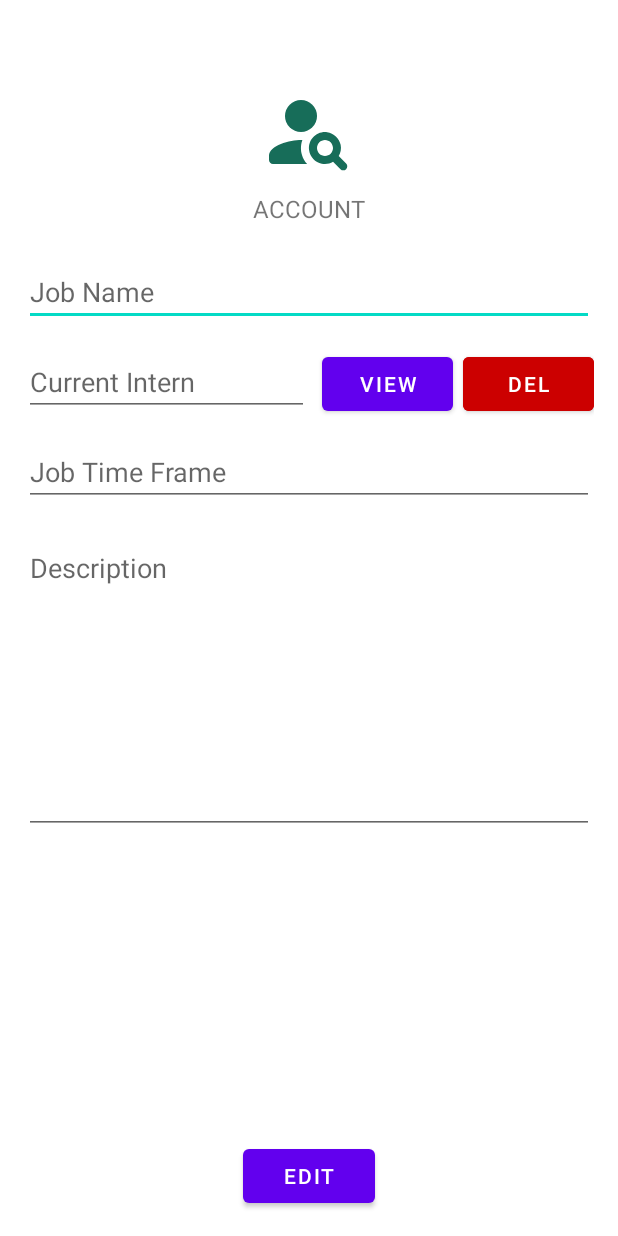
After one commit to MichaelG922/Smarternships, an Android app: the layout manage_job.xml on its own in the app's theme, with its tools: preview values and no code run, on a phone screen of 412 x 824 dp. The commit adds this screen. Run offline under Robolectric (Android 15) with nearby library versions, the phone set to English and light mode, and no system bars.

Commit message:
added manage job xml view
Need to complete the activity still

```diff
--- /dev/null
+++ b/app/src/main/res/layout/manage_job.xml
@@ -0,0 +1,142 @@
+<?xml version="1.0" encoding="utf-8"?>
+<androidx.constraintlayout.widget.ConstraintLayout xmlns:android="http://schemas.android.com/apk/res/android"
+    xmlns:app="http://schemas.android.com/apk/res-auto"
+    xmlns:tools="http://schemas.android.com/tools"
+    android:id="@+id/container"
+    android:layout_width="match_parent"
+    android:layout_height="match_parent"
+    android:paddingLeft="@dimen/activity_horizontal_margin"
+    android:paddingTop="@dimen/activity_vertical_margin"
+    android:paddingRight="@dimen/activity_horizontal_margin"
+    android:paddingBottom="@dimen/activity_vertical_margin"
+    tools:context=".ui.account.ManageJobActivity">
+
+    <EditText
+        android:id="@+id/jobName"
+        android:layout_width="0dp"
+        android:layout_height="wrap_content"
+        android:layout_marginTop="156dp"
+        android:autofillHints="@string/prompt_create_job_name"
+        android:hint="Job Name"
+        android:inputType="none"
+        android:selectAllOnFocus="true"
+        app:layout_constraintEnd_toEndOf="parent"
+        app:layout_constraintStart_toStartOf="parent"
+        app:layout_constraintTop_toTopOf="parent" />
+
+
+    <EditText
+        android:id="@+id/currentIntern"
+        android:layout_width="0dp"
+        android:layout_height="wrap_content"
+        android:layout_marginTop="216dp"
+        android:layout_marginEnd="190dp"
+        android:autofillHints="@string/prompt_manage_intern"
+        android:hint="Current Intern"
+        android:inputType="none"
+        android:selectAllOnFocus="true"
+        app:layout_constraintEnd_toEndOf="parent"
+        app:layout_constraintHorizontal_bias="0.121"
+        app:layout_constraintStart_toStartOf="parent"
+        app:layout_constraintTop_toTopOf="parent" />
+
+    <EditText
+        android:id="@+id/timeFrame"
+        android:layout_width="0dp"
+        android:layout_height="wrap_content"
+        android:layout_marginTop="276dp"
+        android:autofillHints="@string/prompt_manage_job_timeframe"
+        android:hint="Job Time Frame"
+        android:inputType="none"
+        android:selectAllOnFocus="true"
+        app:layout_constraintEnd_toEndOf="parent"
+        app:layout_constraintHorizontal_bias="0.121"
+        app:layout_constraintStart_toStartOf="parent"
+        app:layout_constraintTop_toTopOf="parent" />
+
+    <Button
+        android:id="@+id/viewCurrentJobs"
+        android:layout_width="87dp"
+        android:layout_height="wrap_content"
+        android:layout_marginTop="216dp"
+        android:text="View"
+        app:layout_constraintEnd_toEndOf="parent"
+        app:layout_constraintHorizontal_bias="0.679"
+        app:layout_constraintStart_toStartOf="parent"
+        app:layout_constraintTop_toTopOf="parent" />
+
+    <Button
+        android:id="@+id/viewCurrentJobs2"
+        android:layout_width="87dp"
+        android:layout_height="wrap_content"
+        android:layout_marginTop="216dp"
+        android:text="Del"
+        android:backgroundTint="@android:color/holo_red_dark"
+        app:layout_constraintEnd_toEndOf="parent"
+        app:layout_constraintHorizontal_bias="1.0"
+        app:layout_constraintStart_toStartOf="parent"
+        app:layout_constraintTop_toTopOf="parent" />
+
+    <EditText
+        android:id="@+id/jobDescription"
+        android:layout_width="0dp"
+        android:layout_height="200dp"
+        android:layout_marginTop="340dp"
+        android:gravity="top|start"
+        android:hint="Description"
+        android:inputType="none"
+        android:selectAllOnFocus="true"
+        app:layout_constraintEnd_toEndOf="parent"
+        app:layout_constraintStart_toStartOf="parent"
+        app:layout_constraintTop_toTopOf="parent" />
+
+    <ImageView
+        android:id="@+id/imageView2"
+        android:layout_width="64dp"
+        android:layout_height="64dp"
+        android:layout_marginTop="40dp"
+        android:contentDescription="@string/smarternship_logo_description"
+        app:layout_constraintEnd_toEndOf="parent"
+        app:layout_constraintStart_toStartOf="parent"
+        app:layout_constraintTop_toTopOf="parent"
+        app:srcCompat="@drawable/logo" />
+
+    <TextView
+        android:id="@+id/textView2"
+        android:layout_width="wrap_content"
+        android:layout_height="wrap_content"
+        android:layout_marginTop="112dp"
+        android:text="Account"
+        android:textAllCaps="true"
+        android:textSize="16dp"
+        app:layout_constraintEnd_toEndOf="parent"
+        app:layout_constraintHorizontal_bias="0.5"
+        app:layout_constraintStart_toStartOf="parent"
+        app:layout_constraintTop_toTopOf="parent" />
+
+    <ProgressBar
+        android:id="@+id/loading"
+        android:layout_width="wrap_content"
+        android:layout_height="wrap_content"
+        android:layout_gravity="center"
+        android:layout_marginTop="64dp"
+        android:layout_marginBottom="64dp"
+        android:visibility="gone"
+        app:layout_constraintBottom_toBottomOf="parent"
+        app:layout_constraintEnd_toEndOf="parent"
+        app:layout_constraintStart_toStartOf="parent"
+        app:layout_constraintTop_toTopOf="parent"
+        app:layout_constraintVertical_bias="0.3" />
+
+    <Button
+        android:id="@+id/edit_button"
+        android:layout_width="wrap_content"
+        android:layout_height="wrap_content"
+        android:text="Edit"
+        app:layout_constraintBottom_toBottomOf="parent"
+        app:layout_constraintEnd_toEndOf="parent"
+        app:layout_constraintStart_toStartOf="parent" />
+
+
+
+</androidx.constraintlayout.widget.ConstraintLayout>
--- a/app/src/main/res/values/strings.xml
+++ b/app/src/main/res/values/strings.xml
@@ -28,5 +28,12 @@
     <string name="prompt_create_job_timeframe">Job Time Frame</string>
     <string name="prompt_create_job_description">Job Description</string>
     <string name="create_job_button">Create Job</string>
+    <!-- Strings Related to Company Job Managing  <>-->
+    <string name="manage_job_header">Create Job</string>
+    <string name="prompt_manage_job_name">Job Name</string>
+    <string name="prompt_manage_intern">No Intern</string>
+    <string name="prompt_manage_job_timeframe">Job Time Frame</string>
+    <string name="prompt_manage_job_description">Job Description</string>
+    <string name="create_manage_button">Create Job</string>
 
 </resources>
```
